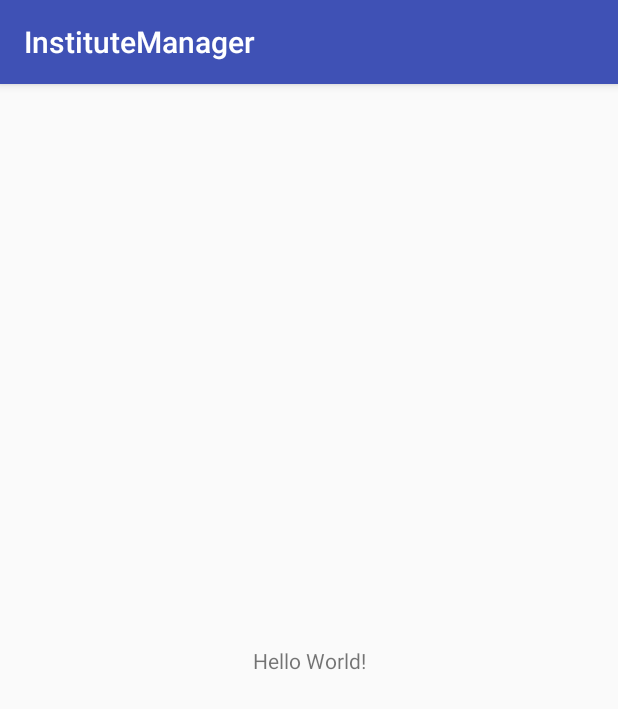
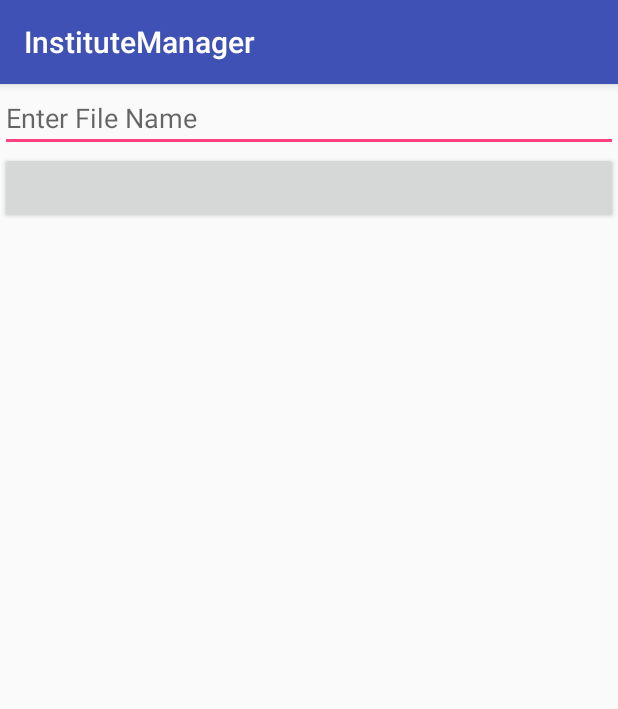
Before and after one commit to vijaygarg04/InstituteManager, an Android app: the screen it shows after launch (MainActivity), on a phone screen of 412 x 824 dp. Shown: the top 709 px of the screen. Run offline under Robolectric (Android 15) with nearby library versions, the phone set to English and light mode, and no system bars; our stand-ins replace Firebase (no records; nobody signed in at launch, a user with empty details on screens opened directly); libraries missing offline, so code that uses them is left out: org.apache.poi.

```diff
--- a/app/src/main/res/layout/activity_main.xml
+++ b/app/src/main/res/layout/activity_main.xml
@@ -1,18 +1,22 @@
 <?xml version="1.0" encoding="utf-8"?>
-<android.support.constraint.ConstraintLayout xmlns:android="http://schemas.android.com/apk/res/android"
+<LinearLayout xmlns:android="http://schemas.android.com/apk/res/android"
     xmlns:app="http://schemas.android.com/apk/res-auto"
     xmlns:tools="http://schemas.android.com/tools"
     android:layout_width="match_parent"
     android:layout_height="match_parent"
-    tools:context=".MainActivity">
+    tools:context=".MainActivity"
+    android:orientation="vertical">
+    <EditText
+        android:layout_width="match_parent"
+        android:layout_height="wrap_content"
+        android:hint="Enter File Name"
+        android:id="@+id/filename"/>
+    <Button
+        android:layout_width="match_parent"
+        android:layout_height="wrap_content"
+        android:id="@+id/uploadfile"/>
 
-    <TextView
-        android:layout_width="wrap_content"
-        android:layout_height="wrap_content"
-        android:text="Hello World!"
-        app:layout_constraintBottom_toBottomOf="parent"
-        app:layout_constraintLeft_toLeftOf="parent"
-        app:layout_constraintRight_toRightOf="parent"
-        app:layout_constraintTop_toTopOf="parent" />
 
-</android.support.constraint.ConstraintLayout>
+
+
+</LinearLayout>
--- a/build.gradle
+++ b/build.gradle
@@ -13,6 +13,7 @@ buildscript {
 
         // NOTE: Do not place your application dependencies here; they belong
         // in the individual module build.gradle files
+        classpath 'com.google.gms:google-services:3.1.1'
     }
 }
 
```
Also changed, not shown: app/build.gradle (+5 -2 lines), app/src/main/java/com/example/vijaygarg/institutemanager/MainActivity.java (+158 -1 lines), 1 other file.
